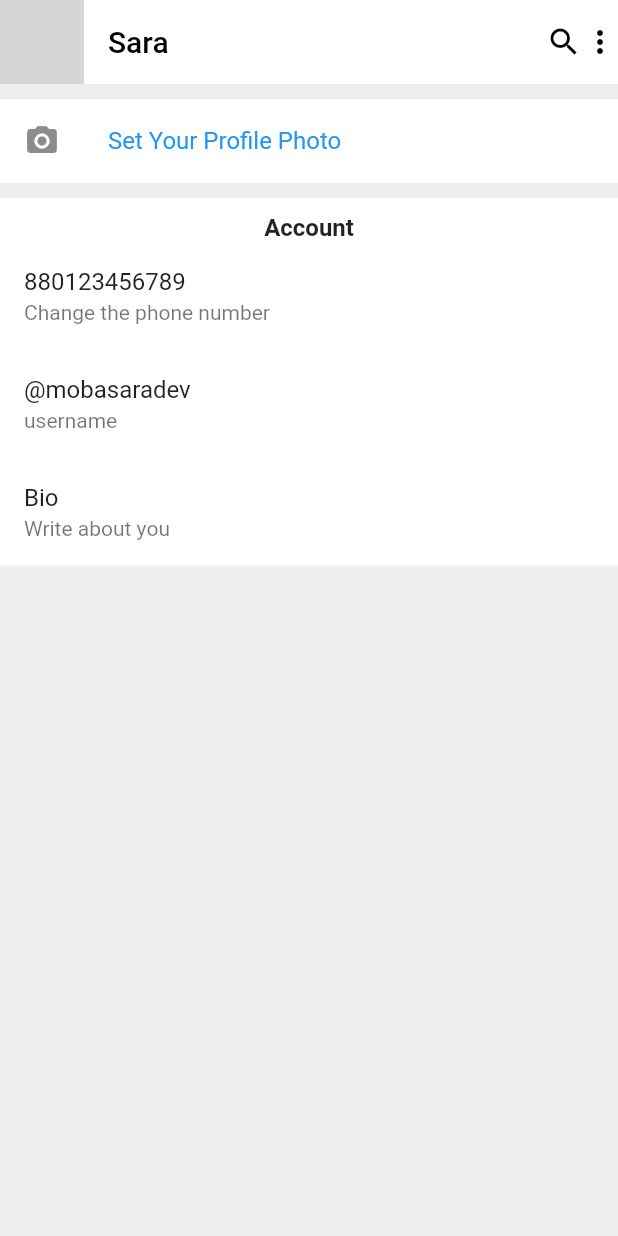
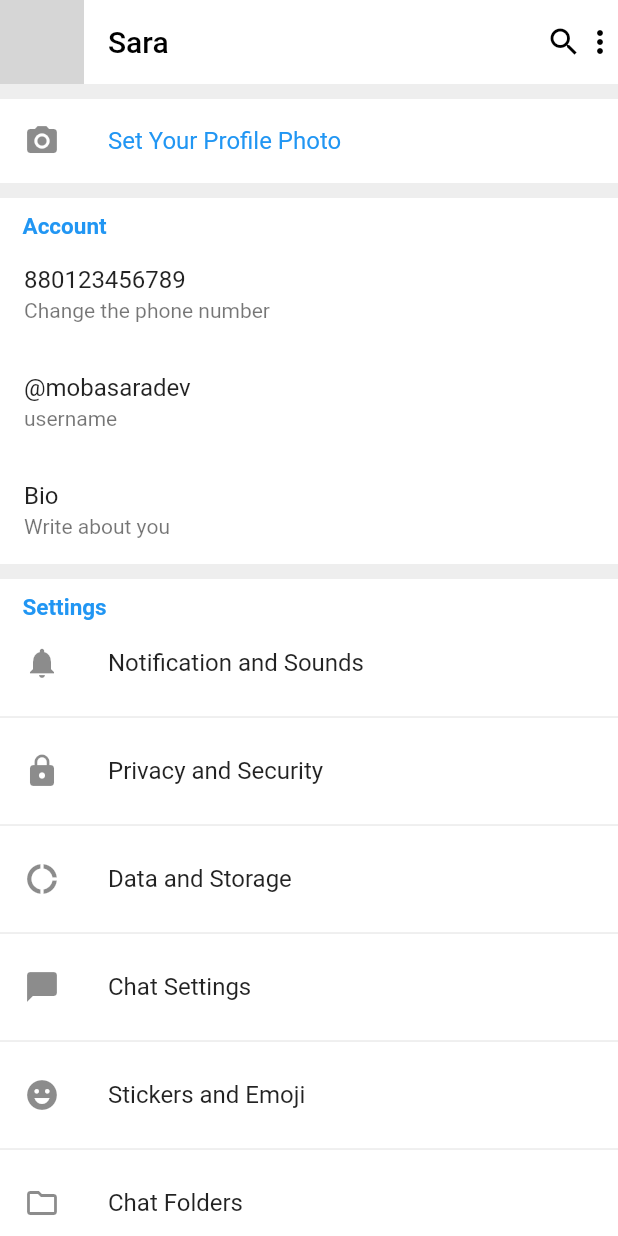
Before and after one commit to mobasaradev/telegram, a Flutter app: the screen it shows after launch, on a phone screen of 412 x 824 dp. Run offline on Flutter 3.47's test engine with Material 2 defaults, Android fonts, the phone set to English and light mode, and no system bars; network calls fail; grey boxes are pictures that could not be loaded.

Commit message:
complete Telegram Ui

```diff
--- a/lib/pages/profile_page.dart
+++ b/lib/pages/profile_page.dart
@@ -29,7 +29,8 @@ class _ProfilePageState extends State<ProfilePage> {
             Icon(Icons.more_vert),
           ],
         ),
-        body: Column(
+        body: SingleChildScrollView(
+          child: Column(
             children: [
               Padding(
                 padding: const EdgeInsets.only(top: 10),
@@ -50,13 +51,17 @@ class _ProfilePageState extends State<ProfilePage> {
               Container(
                 decoration: const BoxDecoration(color: Colors.white),
                 child: Column(
+                  crossAxisAlignment: CrossAxisAlignment.start,
                   children: const [
                     Padding(
-                      padding: EdgeInsets.only(top: 10),
+                      padding: EdgeInsets.only(top: 10, left: 15),
                       child: Text(
                         "Account",
                         style: TextStyle(
-                            fontSize: 16, fontWeight: FontWeight.w600),
+                          fontSize: 15,
+                          fontWeight: FontWeight.w600,
+                          color: Colors.blue,
+                        ),
                       ),
                     ),
                     ListTile(
@@ -78,8 +83,157 @@ class _ProfilePageState extends State<ProfilePage> {
                       subtitle: Text("Write about you"),
                     ),
                   ],
-                )),
+                ),
+              ),
+              const SizedBox(
+                height: 10,
+              ),
+              Container(
+                decoration: const BoxDecoration(color: Colors.white),
+                child: Column(
+                  crossAxisAlignment: CrossAxisAlignment.start,
+                  children: const [
+                    Padding(
+                      padding: EdgeInsets.only(top: 10, left: 15),
+                      child: Text(
+                        "Settings",
+                        style: TextStyle(
+                          fontSize: 15,
+                          fontWeight: FontWeight.w600,
+                          color: Colors.blue,
+                        ),
+                      ),
+                    ),
+                    ListTile(
+                      leading: Icon(Icons.notifications),
+                      title: Text(
+                        "Notification and Sounds",
+                      ),
+                    ),
+                    Divider(),
+                    ListTile(
+                      leading: Icon(Icons.lock),
+                      title: Text(
+                        "Privacy and Security",
+                      ),
+                    ),
+                    Divider(),
+                    ListTile(
+                      leading: Icon(Icons.donut_large_sharp),
+                      title: Text(
+                        "Data and Storage",
+                      ),
+                    ),
+                    Divider(),
+                    ListTile(
+                      leading: Icon(Icons.chat_bubble),
+                      title: Text(
+                        "Chat Settings",
+                      ),
+                    ),
+                    Divider(),
+                    ListTile(
+                      leading: Icon(Icons.emoji_emotions),
+                      title: Text(
+                        "Stickers and Emoji",
+                      ),
+                    ),
+                    Divider(),
+                    ListTile(
+                      leading: Icon(Icons.folder_outlined),
+                      title: Text(
+                        "Chat Folders",
+                      ),
+                    ),
+                    Divider(),
+                    ListTile(
+                      leading: Icon(Icons.devices),
+                      title: Text(
+                        "Devices",
+                      ),
+                    ),
+                    Divider(),
+                    ListTile(
+                      leading: Icon(Icons.language),
+                      title: Text(
+                        "Language",
+                      ),
+                    ),
+                    Divider(),
                   ],
+                ),
+              ),
+              const SizedBox(
+                height: 10,
+              ),
+              Container(
+                decoration: const BoxDecoration(color: Colors.white),
+                child: Column(
+                  crossAxisAlignment: CrossAxisAlignment.start,
+                  children: const [
+                    ListTile(
+                      leading: Icon(
+                        Icons.workspace_premium_outlined,
+                        color: Colors.deepPurple,
+                      ),
+                      title: Text(
+                        "Telegram Premium",
+                      ),
+                    ),
+                  ],
+                ),
+              ),
+              const SizedBox(
+                height: 10,
+              ),
+              Container(
+                decoration: const BoxDecoration(color: Colors.white),
+                child: Column(
+                  crossAxisAlignment: CrossAxisAlignment.start,
+                  children: const [
+                    Padding(
+                      padding: EdgeInsets.only(top: 10, left: 15),
+                      child: Text(
+                        "Help",
+                        style: TextStyle(
+                          fontSize: 15,
+                          fontWeight: FontWeight.w600,
+                          color: Colors.blue,
+                        ),
+                      ),
+                    ),
+                    ListTile(
+                      leading: Icon(Icons.chat_outlined),
+                      title: Text(
+                        "Ask a help",
+                      ),
+                    ),
+                    Divider(),
+                    ListTile(
+                      leading: Icon(Icons.question_mark),
+                      title: Text(
+                        "Telegram FAQ",
+                      ),
+                    ),
+                    Divider(),
+                    ListTile(
+                      leading: Icon(Icons.security),
+                      title: Text(
+                        "Privacy Policy",
+                      ),
+                    ),
+                  ],
+                ),
+              ),
+              const Padding(
+                padding: EdgeInsets.all(10),
+                child: Text(
+                  "Telegram for Android v9.0.2 (2808)",
+                  style: TextStyle(color: Colors.grey),
+                ),
+              )
+            ],
+          ),
         ),
       ),
     );
```
Lines whose indentation alone changed are shown as unchanged.
